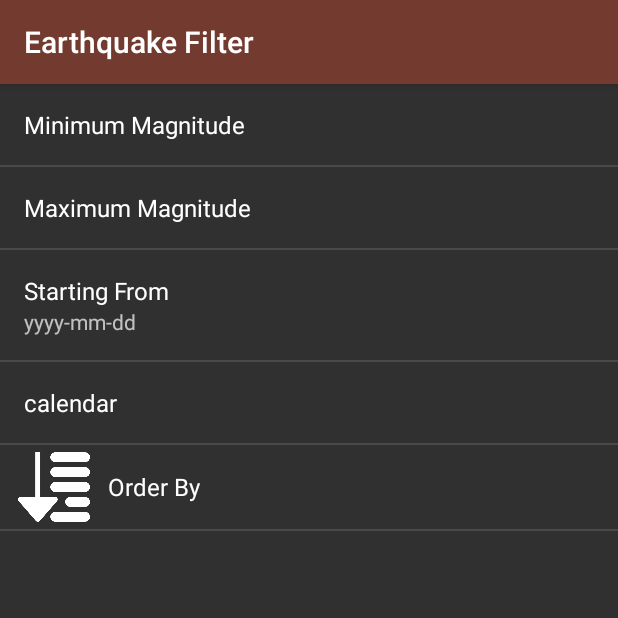
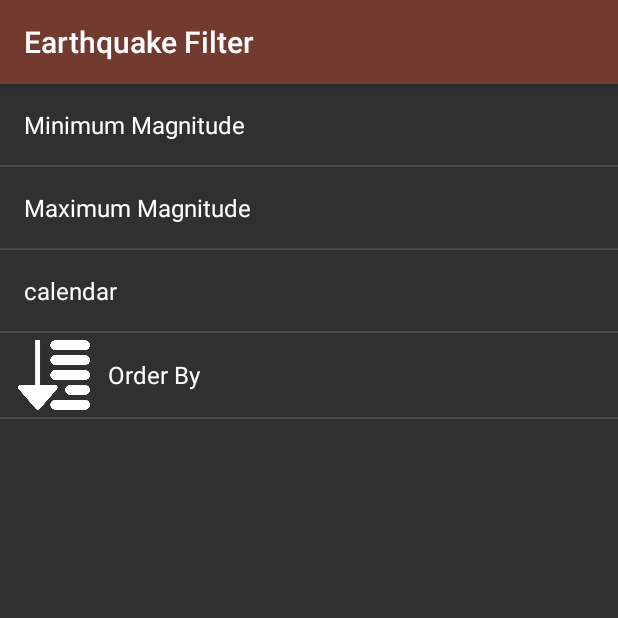
Before and after one commit to 6nguyen/Epic-Center, an Android app: the FilterActivity screen opened directly, with no data from a screen before it, on a phone screen of 412 x 824 dp, the top half of it. Run offline under Robolectric (Android 15) with nearby library versions, the phone set to English and light mode, and no system bars.

Commit message:
Remove Starting From editTextPreference from xml

```diff
--- a/app/src/main/res/xml/filter_main.xml
+++ b/app/src/main/res/xml/filter_main.xml
@@ -23,16 +23,6 @@
         android:selectAllOnFocus="true"
         android:title="@string/filter_max_mag_label" />
 
-    <!-- Start Time option of filter menu -->
-    <EditTextPreference
-        android:id="@+id/time_filter"
-        android:defaultValue="@string/filter_start_time_default"
-        android:inputType="text"
-        android:key="keyname"
-        android:selectAllOnFocus="true"
-        android:title="@string/filter_start_time_label"
-        android:summary="yyyy-mm-dd"/>
-
     <!-- Start Time datePicker popup calendar option of filter menu -->
     <com.gnguyen.android.epiccenter.DatePreference
         android:key="@string/filter_start_time_key"
```
